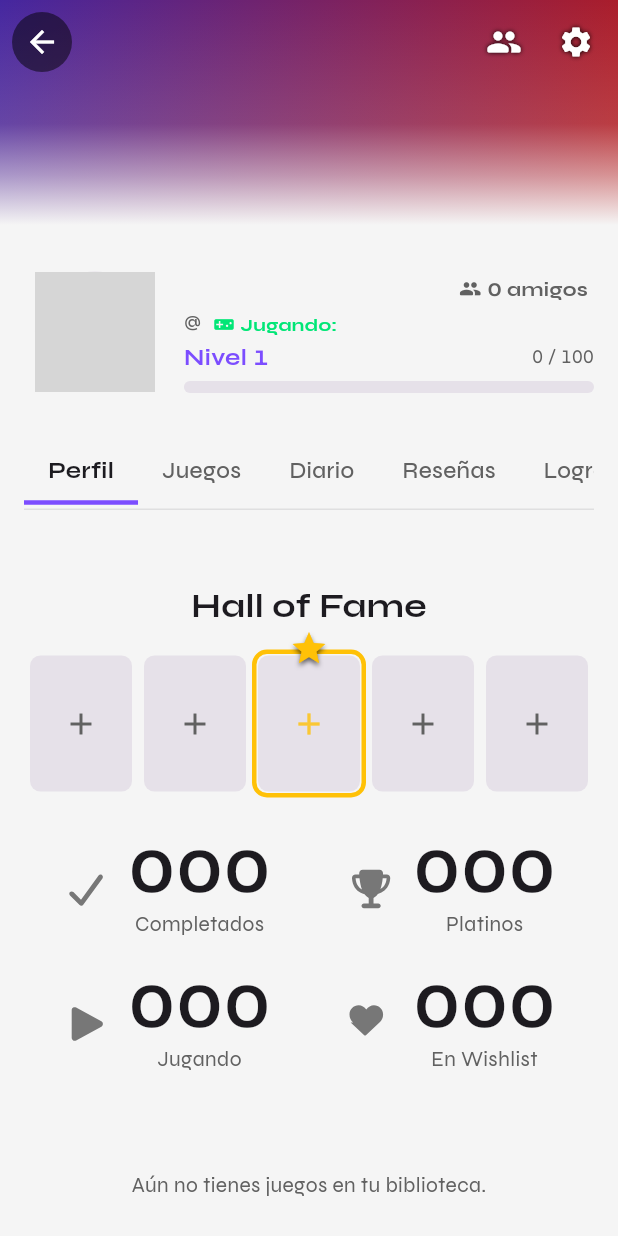
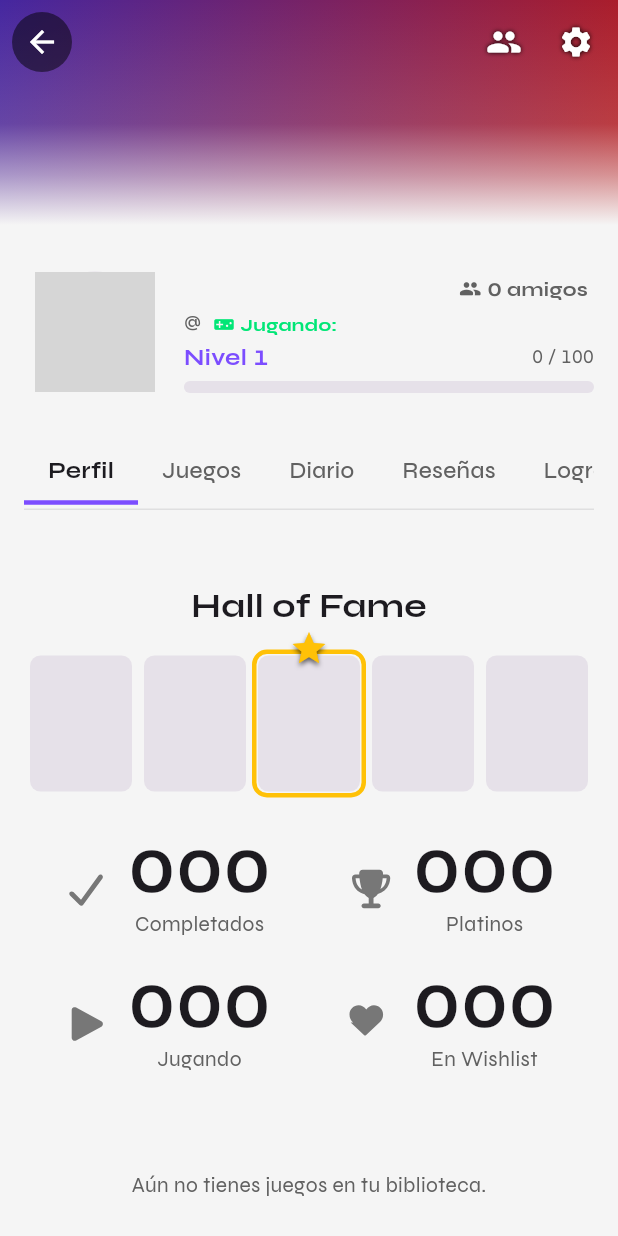
Before and after one commit to leafar005/Corpus, a Flutter app: the ProfileScreen screen opened directly, on a phone screen of 412 x 824 dp. Run offline on Flutter 3.47's test engine with Material 3 defaults, Android fonts, the phone set to English and light mode, and no system bars; our stand-ins replace audioplayers, cached_network_image, cross_file, csv, file_picker, firebase_core and 10 more; missing offline and left inert: dart:js_interop, liquid_glass_easy; accounts and stored records are empty; network calls fail; statements that could not run were skipped; grey boxes are pictures that could not be loaded.

Commit message:
fix: Hero title color and Hall of Fame UX improvements

```diff
--- a/lib/screens/profile/profile_screen.dart
+++ b/lib/screens/profile/profile_screen.dart
@@ -1605,9 +1605,7 @@ class _ProfileScreenState extends State<ProfileScreen> {
                                       ).colorScheme.surfaceContainerHighest,
                                       borderRadius: BorderRadius.circular(7),
                                     ),
-                                    child:
-                                        game != null &&
-                                            game['cover_url'] != null
+                                    child: game != null && game['cover_url'] != null
                                         ? ClipRRect(
                                             borderRadius: BorderRadius.circular(
                                               7,
@@ -1622,18 +1620,7 @@ class _ProfileScreenState extends State<ProfileScreen> {
                                               height: double.infinity,
                                             ),
                                           )
-                                        : Center(
-                                            child: Icon(
-                                              Icons.add,
-                                              color: isNumberOne
-                                                  ? Colors.amber.withValues(
-                                                      alpha: 0.8,
-                                                    )
-                                                  : Theme.of(context)
-                                                        .colorScheme
-                                                        .onSurfaceVariant,
-                                            ),
-                                          ),
+                                        : const SizedBox.shrink(),
                                   ),
                                 ),
                               ),
--- a/lib/widgets/corpus_section_title.dart
+++ b/lib/widgets/corpus_section_title.dart
@@ -181,7 +181,7 @@ class CorpusHeroTitle extends StatelessWidget {
     final size = MediaQuery.sizeOf(context);
     final isPortrait = size.height > size.width;
     final baseSize = isPortrait ? ext.heroFontSize * 0.85 : ext.heroFontSize;
-    final primary = Theme.of(context).colorScheme.primary;
+    final primary = Theme.of(context).primaryColor;
 
     if (ext.useDynamicFrames) {
       if (animated) {
```
Also changed, not shown: lib/screens/profile/edit_profile_screen.dart (+38 -0 lines).
